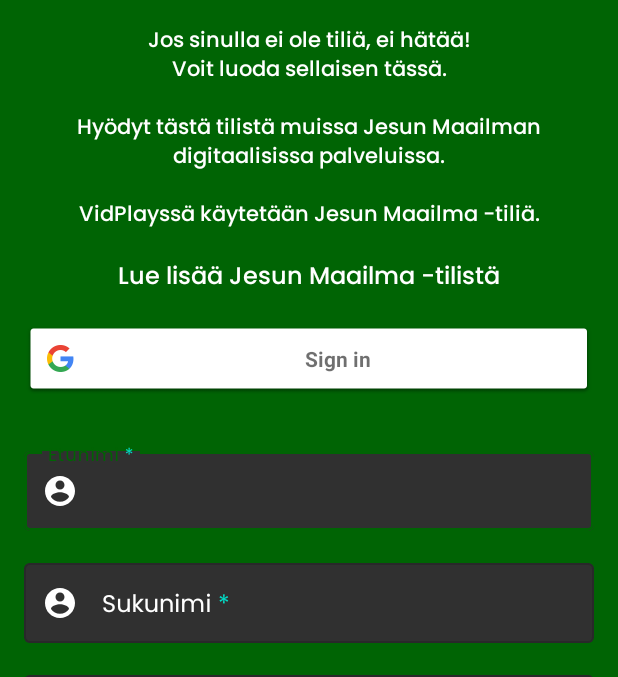
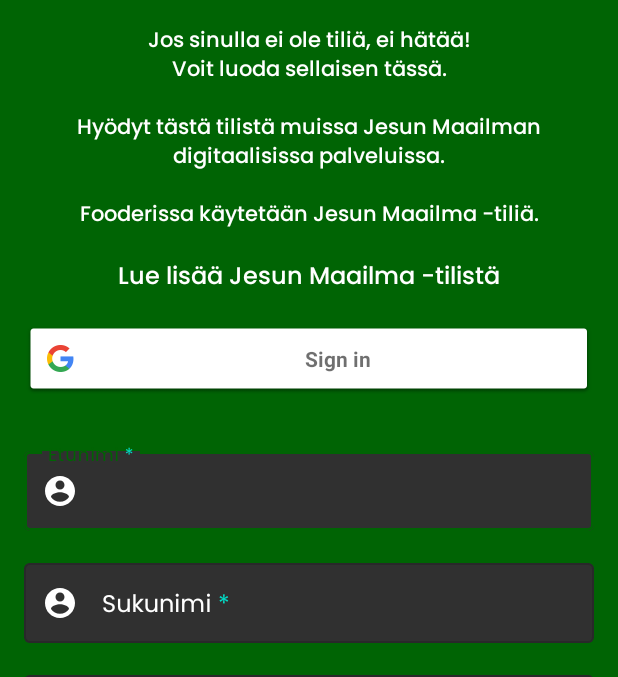
Before and after one commit to Mariapori/Fooder-Android, an Android app: the RegisterActivity screen opened directly, with no data from a screen before it, on a phone screen of 412 x 824 dp, the part 96-773 px from its top. Run offline under Robolectric (Android 15) with nearby library versions, the phone set to English and light mode, and no system bars; our stand-ins replace Firebase (no records; nobody signed in at launch, a user with empty details on screens opened directly); network calls fail.

Commit message:
Väärä palvelun nimi vaihdettu Fooderiin.

```diff
--- a/app/src/main/res/layout/activity_register.xml
+++ b/app/src/main/res/layout/activity_register.xml
@@ -63,7 +63,7 @@
                 android:layout_marginTop="16dp"
                 android:layout_marginEnd="16dp"
                 android:fontFamily="@font/poppins_medium"
-                android:text="Jos sinulla ei ole tiliä, ei hätää!\nVoit luoda sellaisen tässä.\n\nHyödyt tästä tilistä muissa Jesun Maailman digitaalisissa palveluissa.\n\nVidPlayssä käytetään Jesun Maailma -tiliä."
+                android:text="Jos sinulla ei ole tiliä, ei hätää!\nVoit luoda sellaisen tässä.\n\nHyödyt tästä tilistä muissa Jesun Maailman digitaalisissa palveluissa.\n\nFooderissa käytetään Jesun Maailma -tiliä."
                 android:textAlignment="center"
                 android:textColor="@color/white"
                 android:textSize="14sp" />
```
